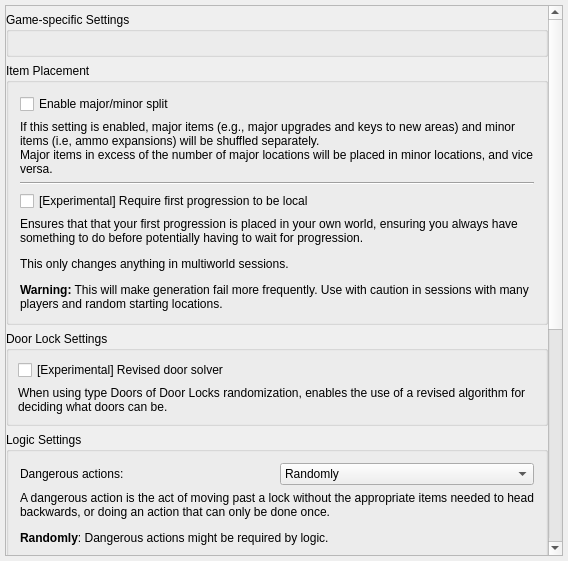
This is randovania/gui/ui_files/preset_generation.ui in randovania/randovania as Qt 5 draws it before an edit. The edited form follows.
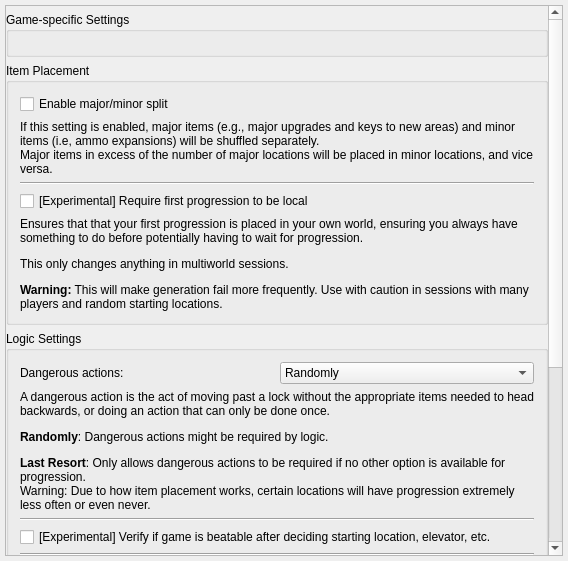
This is the edited form.

Commit message: Move the new setting to the Door Lock tab

```diff
--- a/randovania/gui/ui_files/preset_generation.ui
+++ b/randovania/gui/ui_files/preset_generation.ui
@@ -44,7 +44,7 @@
          <x>0</x>
          <y>0</y>
          <width>546</width>
-         <height>724</height>
+         <height>647</height>
         </rect>
        </property>
        <layout class="QVBoxLayout" name="verticalLayout_3">
@@ -122,44 +122,6 @@
           </layout>
          </widget>
         </item>
-        <item>
-         <widget class="QGroupBox" name="door_lock_group">
-          <property name="title">
-           <string>Door Lock Settings</string>
-          </property>
-          <layout class="QVBoxLayout" name="door_lock_grops">
-           <property name="leftMargin">
-            <number>9</number>
-           </property>
-           <property name="topMargin">
-            <number>9</number>
-           </property>
-           <property name="rightMargin">
-            <number>9</number>
-           </property>
-           <property name="bottomMargin">
-            <number>9</number>
-           </property>
-           <item>
-            <widget class="QCheckBox" name="two_sided_door_search_check">
-             <property name="text">
-              <string>[Experimental] Revised door solver</string>
-             </property>
-            </widget>
-           </item>
-           <item>
-            <widget class="QLabel" name="two_sided_door_search_label">
-             <property name="text">
-              <string>&lt;html&gt;&lt;head/&gt;&lt;body&gt;&lt;p&gt;When using type Doors of Door Locks randomization, enables the use of a revised algorithm for deciding what doors can be.&lt;/p&gt;&lt;/body&gt;&lt;/html&gt;</string>
-             </property>
-             <property name="wordWrap">
-              <bool>true</bool>
-             </property>
-            </widget>
-           </item>
-          </layout>
-         </widget>
-        </item>
         <item>
          <widget class="QGroupBox" name="logic_group">
           <property name="title">
```
The commit also changes 3 other files.
